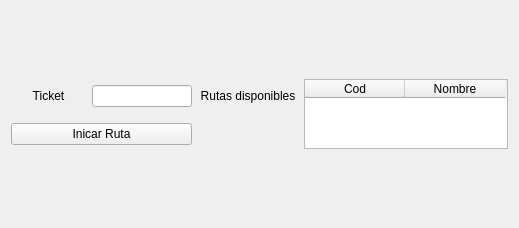
The window that Desktop/Station/mainwindow.ui (Gualtix/Trivago) describes before a commit, drawn with Qt 5.
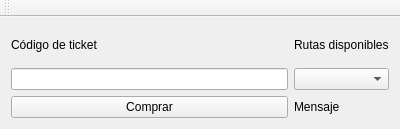
The same window after the commit. Icons and pictures are not drawn.

Diff of the .ui file:
```diff
--- a/Desktop/Station/mainwindow.ui
+++ b/Desktop/Station/mainwindow.ui
@@ -6,8 +6,8 @@
    <rect>
     <x>0</x>
     <y>0</y>
-    <width>519</width>
-    <height>228</height>
+    <width>400</width>
+    <height>129</height>
    </rect>
   </property>
   <property name="windowTitle">
@@ -17,100 +17,37 @@
    <layout class="QGridLayout" name="gridLayout_2">
     <item row="0" column="0">
      <layout class="QGridLayout" name="gridLayout">
-      <item row="1" column="0" colspan="2">
-       <widget class="QPushButton" name="pushButton">
-        <property name="text">
-         <string>Inicar Ruta</string>
-        </property>
-       </widget>
-      </item>
-      <item row="0" column="1">
-       <widget class="QLineEdit" name="edtTicket">
-        <property name="minimumSize">
-         <size>
-          <width>100</width>
-          <height>0</height>
-         </size>
-        </property>
-        <property name="maximumSize">
-         <size>
-          <width>100</width>
-          <height>16777215</height>
-         </size>
-        </property>
-       </widget>
-      </item>
-      <item row="0" column="2">
-       <widget class="QLabel" name="lblRutas">
-        <property name="minimumSize">
-         <size>
-          <width>100</width>
-          <height>0</height>
-         </size>
-        </property>
-        <property name="maximumSize">
-         <size>
-          <width>100</width>
-          <height>16777215</height>
-         </size>
-        </property>
-        <property name="text">
-         <string>&lt;html&gt;&lt;head/&gt;&lt;body&gt;&lt;p&gt;Rutas disponibles&lt;/p&gt;&lt;/body&gt;&lt;/html&gt;</string>
-        </property>
-        <property name="alignment">
-         <set>Qt::AlignCenter</set>
-        </property>
-        <property name="wordWrap">
-         <bool>true</bool>
-        </property>
-       </widget>
-      </item>
       <item row="0" column="0">
-       <widget class="QLabel" name="lblTicket">
-        <property name="minimumSize">
-         <size>
-          <width>75</width>
-          <height>0</height>
-         </size>
-        </property>
-        <property name="maximumSize">
-         <size>
-          <width>100</width>
-          <height>16777215</height>
-         </size>
-        </property>
+       <widget class="QLabel" name="label_2">
         <property name="text">
-         <string>&lt;html&gt;&lt;head/&gt;&lt;body&gt;&lt;p align=&quot;center&quot;&gt;Ticket&lt;/p&gt;&lt;/body&gt;&lt;/html&gt;</string>
+         <string>Código de ticket</string>
         </property>
        </widget>
       </item>
-      <item row="0" column="3" rowspan="2">
-       <widget class="QTableWidget" name="tblRoutes">
-        <attribute name="horizontalHeaderDefaultSectionSize">
-         <number>100</number>
-        </attribute>
-        <column>
-         <property name="text">
-          <string>Cod</string>
-         </property>
-        </column>
-        <column>
-         <property name="text">
-          <string>Nombre</string>
-         </property>
-        </column>
+      <item row="0" column="1">
+       <widget class="QLabel" name="label">
+        <property name="text">
+         <string>Rutas disponibles</string>
+        </property>
        </widget>
       </item>
-      <item row="1" column="2">
-       <widget class="QLabel" name="lblState">
+      <item row="1" column="0">
+       <widget class="QLineEdit" name="edtTicket"/>
+      </item>
+      <item row="1" column="1">
+       <widget class="QComboBox" name="cmbRutas"/>
+      </item>
+      <item row="2" column="0">
+       <widget class="QPushButton" name="btnComprar">
         <property name="text">
-         <string/>
+         <string>Comprar</string>
         </property>
-        <property name="pixmap">
-         <pixmap resource="res.qrc">:/res/noOK.png</pixmap>
-        </property>
-        <property name="alignment">
-         <set>Qt::AlignCenter</set>
+       </widget>
+      </item>
+      <item row="2" column="1">
+       <widget class="QLabel" name="lblMensaje">
+        <property name="text">
+         <string>Mensaje</string>
         </property>
        </widget>
       </item>
@@ -118,6 +55,14 @@
     </item>
    </layout>
   </widget>
+  <widget class="QToolBar" name="mainToolBar">
+   <attribute name="toolBarArea">
+    <enum>TopToolBarArea</enum>
+   </attribute>
+   <attribute name="toolBarBreak">
+    <bool>false</bool>
+   </attribute>
+  </widget>
  </widget>
  <layoutdefault spacing="6" margin="11"/>
  <resources>
```
Left out of the diff: 4 changed lines with no effect on the pictures.
